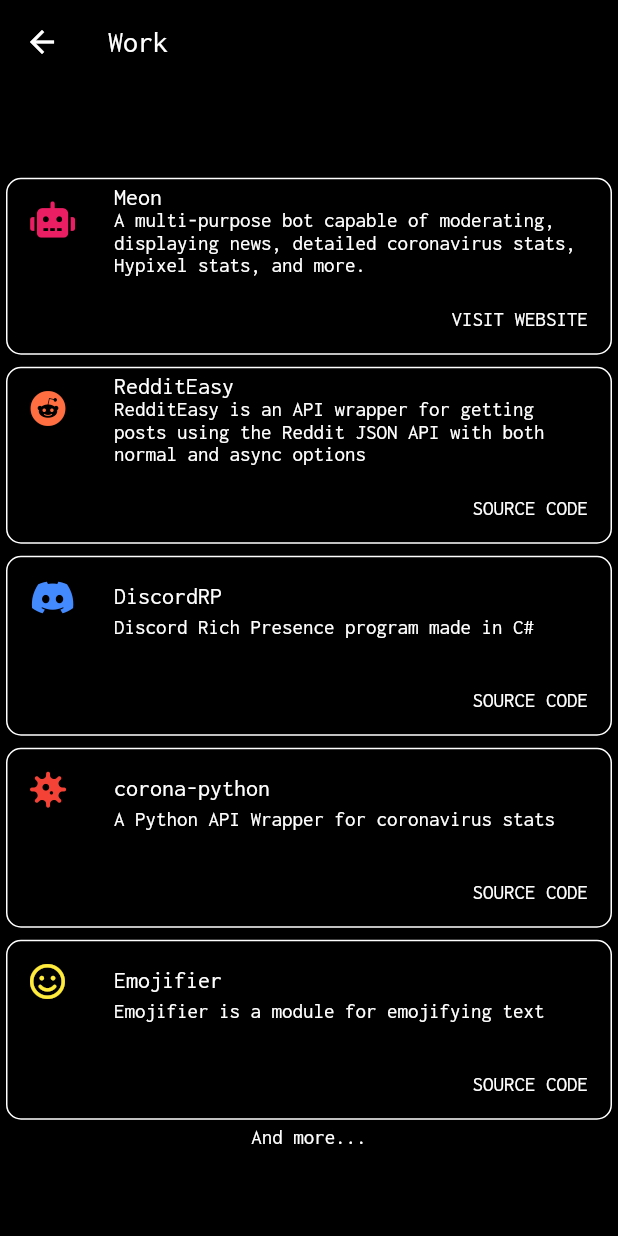
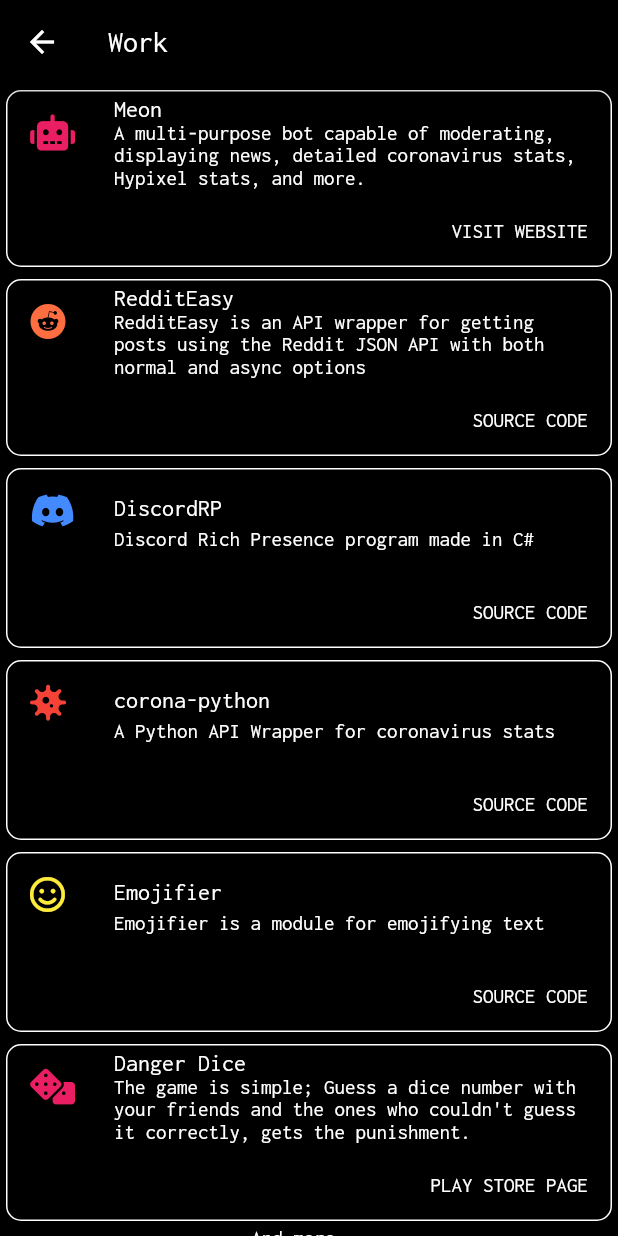
Before and after one commit to mrsrmn/emirsurmen_com, a Flutter app: the Work screen opened by its route, on a phone screen of 412 x 824 dp. Run offline on Flutter 3.47's test engine with Material 2 defaults, Android fonts, the phone set to English and light mode, and no system bars; our stand-ins replace font_awesome_flutter, google_fonts.

Commit message:
spğtöişoc5üğp*w-i,7w56544KEWPGKAWPEVGKAPWECPAĞAKWPEGCPAWKEPG

```diff
--- a/lib/work.dart
+++ b/lib/work.dart
@@ -185,6 +185,39 @@ class Work extends StatelessWidget {
                   ),
                 ),
               ),
+              Container(
+                width: 1000,
+                child: Card(
+                  color: Colors.black,
+                  shape: RoundedRectangleBorder(
+                      borderRadius: BorderRadius.circular(10.0),
+                      side: BorderSide(color: Colors.white)
+                  ),
+                  child: Column(
+                    crossAxisAlignment: CrossAxisAlignment.center,
+                    mainAxisSize: MainAxisSize.min,
+                    children: <Widget>[
+                      ListTile(
+                        leading: FaIcon(FontAwesomeIcons.dice, color: Colors.pink),
+                        title: Text('Danger Dice', style: GoogleFonts.inconsolata(color: Colors.white),),
+                        subtitle: Text("The game is simple; Guess a dice number with your friends and the ones who couldn't guess it correctly, gets the punishment.", style: GoogleFonts.inconsolata(color: Colors.white),),
+                      ),
+                      Row(
+                        mainAxisAlignment: MainAxisAlignment.end,
+                        children: <Widget>[
+                          TextButton(
+                            child: Text("PLAY STORE PAGE", style: GoogleFonts.inconsolata(color: Colors.white),),
+                            onPressed: () {
+                              launch("https://play.google.com/store/apps/details?id=com.emirs.danger_Dice");
+                            },
+                          ),
+                          SizedBox(width: 8),
+                        ],
+                      ),
+                    ],
+                  ),
+                ),
+              ),
               Text("And more...", style: GoogleFonts.inconsolata(color: Colors.white)),
             ],
           ),
```
Also changed, not shown: 2 other files.
